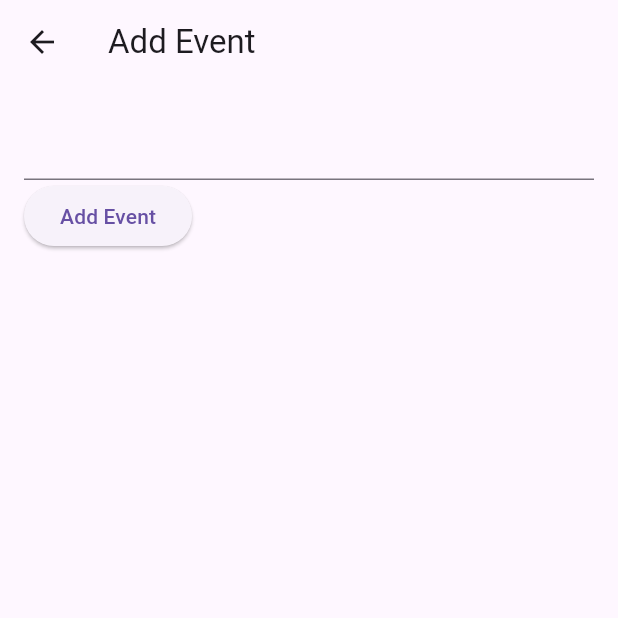
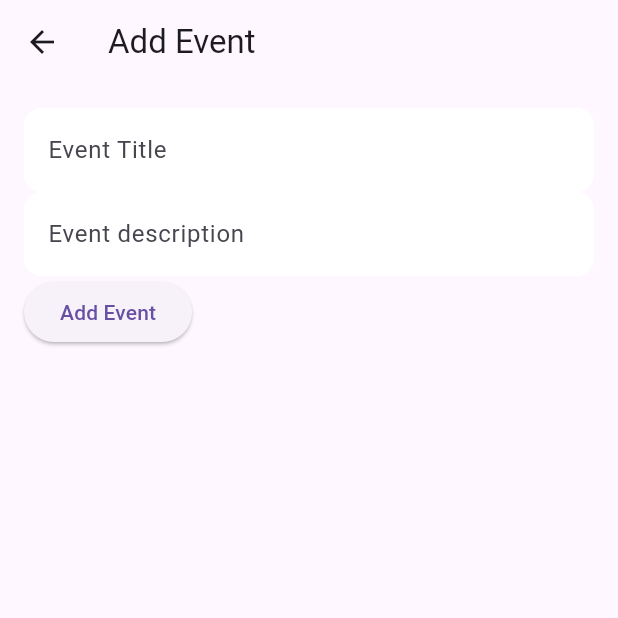
Before and after one commit to HashmiShareeb/smartapp_project24, a Flutter app: the HomePage screen opened directly, after a tap on the "add" icon, on a phone screen of 412 x 824 dp, the top half of it. Run offline on Flutter 3.47's test engine with Material 3 defaults, Android fonts, the phone set to English and light mode, and no system bars; drawn by our look-alikes of calendar_view; our stand-ins replace firebase_auth, firebase_core; accounts and stored records are empty.

Commit message:
feat: add event functionality added (not fully completed) , adjusted colors and icons

```diff
--- a/lib/pages/auth/login_page.dart
+++ b/lib/pages/auth/login_page.dart
@@ -127,7 +127,6 @@ class _LoginPageState extends State<LoginPage> {
                     'Not registered? Sign up',
                     style: TextStyle(
                       color: Colors.teal,
-                      fontSize: 16,
                       fontWeight: FontWeight.bold,
                     ),
                   ),
@@ -146,7 +145,6 @@ class _LoginPageState extends State<LoginPage> {
                     'Continue as guest',
                     style: TextStyle(
                       color: Colors.teal,
-                      fontSize: 16,
                       fontWeight: FontWeight.bold,
                     ),
                   ),
--- a/lib/pages/event_form.dart
+++ b/lib/pages/event_form.dart
@@ -10,6 +10,9 @@ class EventFormPage extends StatefulWidget {
 }
 
 class _EventFormPageState extends State<EventFormPage> {
+  final _titleController = TextEditingController();
+  final _descriptionController = TextEditingController();
+
   @override
   Widget build(BuildContext context) {
     return Scaffold(
@@ -21,15 +24,47 @@ class _EventFormPageState extends State<EventFormPage> {
         child: Column(
           crossAxisAlignment: CrossAxisAlignment.start,
           children: [
-            TextField(autocorrect: true,
+            TextField(
+              autocorrect: true,
+              controller: _titleController,
+              decoration: InputDecoration(
+                enabledBorder: OutlineInputBorder(
+                  borderSide: const BorderSide(color: Colors.white),
+                  borderRadius: BorderRadius.circular(12),
+                ),
+                focusedBorder: OutlineInputBorder(
+                  borderSide: const BorderSide(color: Colors.teal),
+                  borderRadius: BorderRadius.circular(12),
+                ),
+                hintText: 'Event Title',
+                fillColor: Colors.white,
+                filled: true,
+              ),
+            ),
+            TextField(
+              autocorrect: true,
+              controller: _descriptionController,
+              decoration: InputDecoration(
+                enabledBorder: OutlineInputBorder(
+                  borderSide: const BorderSide(color: Colors.white),
+                  borderRadius: BorderRadius.circular(12),
+                ),
+                focusedBorder: OutlineInputBorder(
+                  borderSide: const BorderSide(color: Colors.teal),
+                  borderRadius: BorderRadius.circular(12),
+                ),
+                hintText: 'Event description',
+                fillColor: Colors.white,
+                filled: true,
+              ),
             ),
             ElevatedButton(
               onPressed: () {
                 final event = CalendarEventData(
                   date: DateTime.now(),
-                  event: "Event 1",
-                  title: 'event 1',
-                  description: 'event 1 description',
+                  event: _titleController.text,
+                  title: _titleController.text,
+                  description: _descriptionController.text,
                   startTime: DateTime(2024, 3, 30, 8),
                   endTime: DateTime(2024, 3, 30, 10),
                 );
--- a/lib/pages/home_page.dart
+++ b/lib/pages/home_page.dart
@@ -27,8 +27,8 @@ class _HomePageState extends State<HomePage> {
       // backgroundColor: Colors.grey[200],
       appBar: _selectedIndex == 0
           ? AppBar(
-              foregroundColor: Colors.teal[800],
-              backgroundColor: Colors.white,
+              foregroundColor: Colors.teal[500],
+              backgroundColor: Colors.teal[50],
               title: Text(
                 'Hello, ${user?.displayName ?? 'Guest'}!',
                 style: TextStyle(
@@ -45,7 +45,7 @@ class _HomePageState extends State<HomePage> {
                       },
                       icon: Icon(
                         Icons.arrow_back_ios_new_rounded,
-                        color: Colors.teal[800],
+                        color: Colors.teal[500],
                       ),
                     )
                   : null,
@@ -53,13 +53,14 @@ class _HomePageState extends State<HomePage> {
                 //filter button
                 IconButton(
                   onPressed: () {
-                    //
+                    //TODO: Add filter functionality
                   },
                   icon: Icon(
-                    Icons.filter_alt_outlined,
-                    color: Colors.teal[800],
+                    Icons.filter_alt_sharp,
+                    color: Colors.teal[500],
                   ),
                 ),
+                // Add filter dropdown here
               ],
             )
           : null,
--- a/lib/widgets/email_field.dart
+++ b/lib/widgets/email_field.dart
@@ -12,6 +12,8 @@ class EmailField extends StatelessWidget {
   Widget build(BuildContext context) {
     return TextField(
       controller: _emailController,
+      keyboardType: TextInputType.emailAddress,
+      autocorrect: false,
       decoration: InputDecoration(
         enabledBorder: OutlineInputBorder(
           borderSide: const BorderSide(color: Colors.white),
--- a/lib/widgets/password_field.dart
+++ b/lib/widgets/password_field.dart
@@ -12,6 +12,8 @@ class PasswordField extends StatelessWidget {
   Widget build(BuildContext context) {
     return TextField(
       controller: _passwordController,
+      keyboardType: TextInputType.visiblePassword,
+      autocorrect: false,
       obscureText: true,
       decoration: InputDecoration(
         enabledBorder: OutlineInputBorder(
```
Also changed, not shown: lib/pages/auth/register_page.dart (+7 -1 lines), lib/pages/timetable_data.dart (+22 -19 lines).
